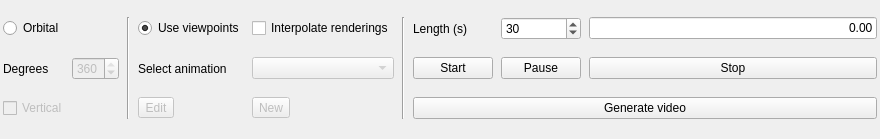
First picture: the form in src/gui/forms/toolbar_animationgroup.ui, repository open-scan-crew/OpenScanTools, before the edit.
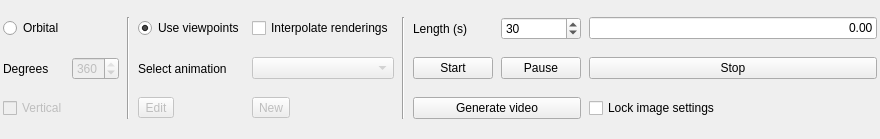
Second picture: the form after the edit.

Commit message:
Added lock image settings checkbox in animation group (#680)
* Changed generate video button size

* Add animation lock for viewpoint image settings with project persistence (#679)
Changed tooltips
Updated tooltips

What changed in the file:
```diff
--- a/src/gui/forms/toolbar_animationgroup.ui
+++ b/src/gui/forms/toolbar_animationgroup.ui
@@ -227,7 +227,7 @@
      </property>
     </widget>
    </item>
-   <item row="2" column="6" colspan="3">
+   <item row="2" column="6" colspan="2">
     <widget class="QPushButton" name="generateVideoPushButton">
      <property name="toolTip">
       <string>Generates a video that uses the animation settings.</string>
@@ -240,6 +240,18 @@
      </property>
     </widget>
    </item>
+   <item row="2" column="8">
+    <widget class="QCheckBox" name="lockImageSettingsCheckBox">
+     <property name="toolTip">
+      <string>Keep current image settings (resolution, frame, ratio, format, antialiasing) when opening a viewpoint from the tree.
+If unchecked, a double click on a viewpoint will load the viewpoint settings.
+Tip: Leave the checkbox selected for video editing.</string>
+     </property>
+     <property name="text">
+      <string>Lock image settings</string>
+     </property>
+    </widget>
+   </item>
   </layout>
  </widget>
  <resources/>
```
Left out of the diff: 2 changed lines with no effect on the pictures. The commit also changes 18 other files.
